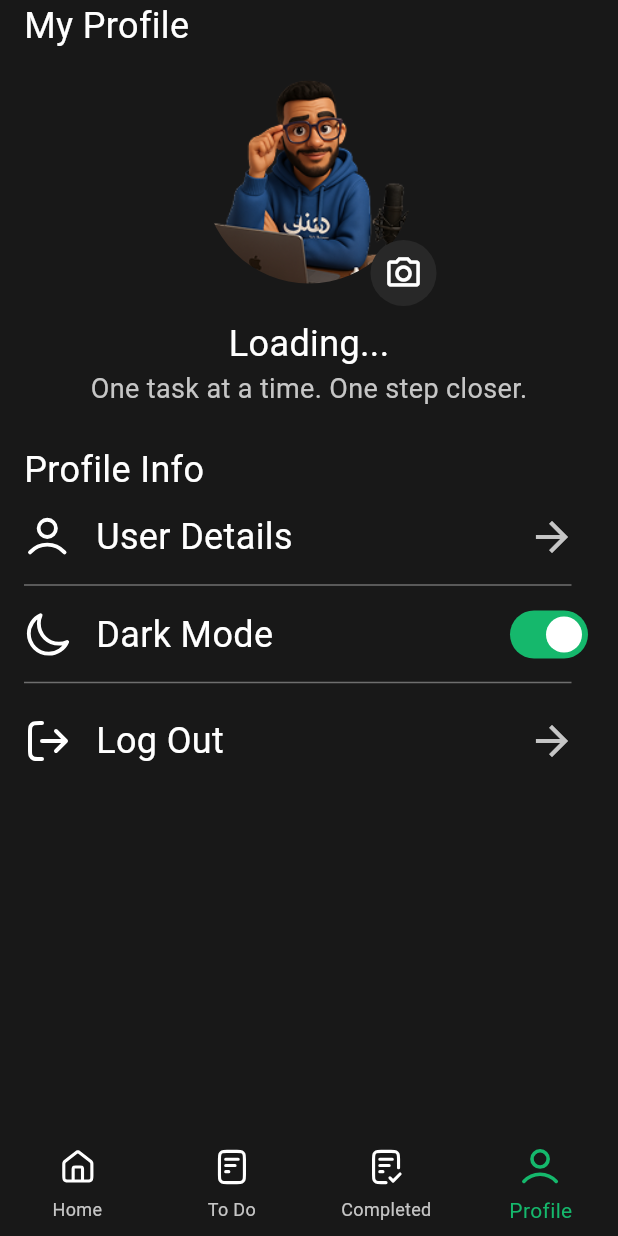
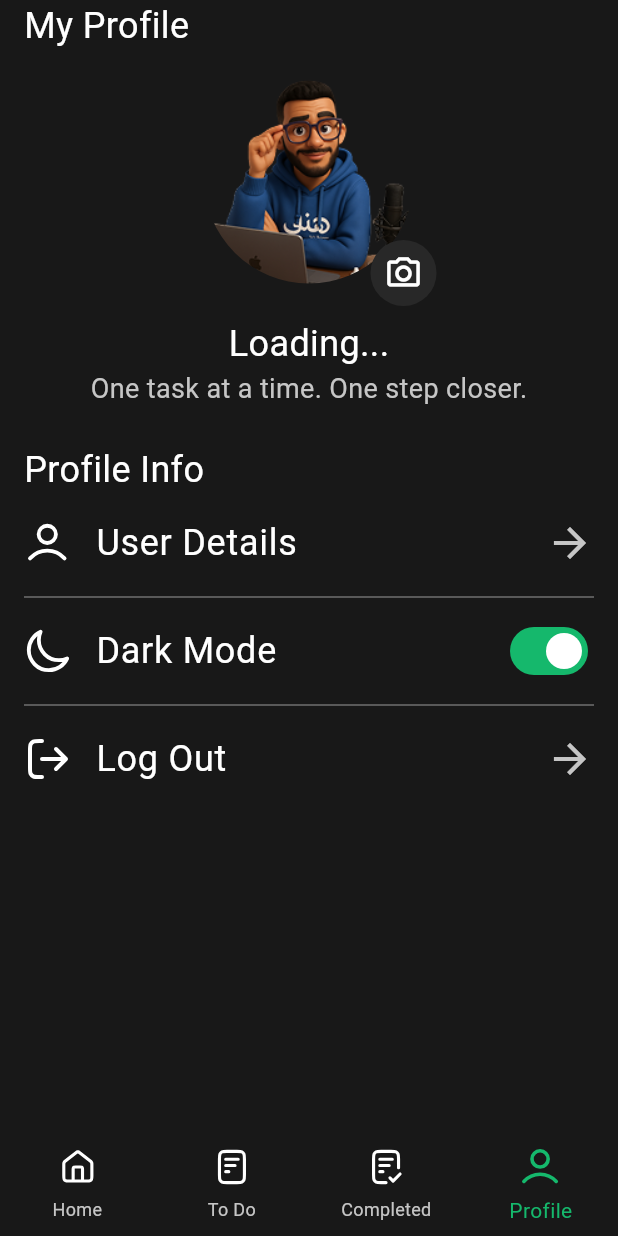
Before and after one commit to AhmedEzz999/daily_plan, a Flutter app: the MainView screen opened by its route, item 4 of the bottom bar chosen, on a phone screen of 412 x 824 dp. Run offline on Flutter 3.47's test engine with Material 3 defaults, Android fonts, the phone set to English and light mode, and no system bars; our stand-ins replace flutter_svg, shared_preferences; accounts and stored records are empty.

Commit message:
Refactor Profile View

```diff
--- a/lib/main.dart
+++ b/lib/main.dart
@@ -51,6 +51,8 @@ class _MyAppState extends State<MyApp> {
         splashFactory: NoSplash.splashFactory,
         scaffoldBackgroundColor: scaffoldBackgroundColor,
         appBarTheme: const AppBarTheme(
+          scrolledUnderElevation: 0,
+          surfaceTintColor: Colors.transparent,
           centerTitle: false,
           backgroundColor: scaffoldBackgroundColor,
           iconTheme: IconThemeData(color: Colors.white, size: 32),
--- a/lib/views/home_view.dart
+++ b/lib/views/home_view.dart
@@ -10,22 +10,18 @@ class HomeView extends StatelessWidget {
   @override
   Widget build(BuildContext context) {
     return Scaffold(
-      body: const SafeArea(
-        child: Padding(
+      body: const Padding(
         padding: EdgeInsets.symmetric(horizontal: 16),
         child: CustomScrollView(
           physics: BouncingScrollPhysics(),
           slivers: [
             SliverAppBar(
               pinned: true,
-                scrolledUnderElevation: 0,
-                surfaceTintColor: Colors.transparent,
               toolbarHeight: 86,
               flexibleSpace: FlexibleSpaceBar(background: HeaderHomeView()),
             ),
             SliverToBoxAdapter(child: HomeViewBody()),
           ],
-          ),
         ),
       ),
       floatingActionButton: FloatingActionButton.extended(
--- a/lib/views/main_view.dart
+++ b/lib/views/main_view.dart
@@ -36,7 +36,7 @@ class _MainViewState extends State<MainView> {
         selectedIndex: _selectedIndex,
         onTap: _onItemTapped,
       ),
-      body: _screens[_selectedIndex],
+      body: SafeArea(child: _screens[_selectedIndex]),
     );
   }
 }
--- a/lib/views/profile_view.dart
+++ b/lib/views/profile_view.dart
@@ -34,8 +34,7 @@ class _ProfileViewState extends State<ProfileView> {
 
   @override
   Widget build(BuildContext context) {
-    return SafeArea(
-      child: Padding(
+    return Padding(
       padding: const EdgeInsets.symmetric(horizontal: 16),
       child: Column(
         children: [
@@ -51,7 +50,6 @@ class _ProfileViewState extends State<ProfileView> {
           ProfileInfoSection(userModel: userModel),
         ],
       ),
-      ),
     );
   }
 }
--- a/lib/widgets/completed_tasks_list.dart
+++ b/lib/widgets/completed_tasks_list.dart
@@ -89,10 +89,12 @@ class _CompletedTasksListState extends State<CompletedTasksList> {
   @override
   Widget build(BuildContext context) {
     return _completedTasksList.isEmpty
-        ? const EmptyTasks(firstMessage: 'There is no completed tasks')
+        ? const Center(
+            child: EmptyTasks(firstMessage: 'There is no completed tasks'),
+          )
         : ListView.builder(
             shrinkWrap: true,
-            physics: const NeverScrollableScrollPhysics(),
+            physics: const BouncingScrollPhysics(),
             itemCount: _completedTasksList.length,
             itemBuilder: (context, index) => Container(
               margin: const EdgeInsets.only(bottom: 14),
--- a/lib/widgets/dark_mode_container.dart
+++ b/lib/widgets/dark_mode_container.dart
@@ -13,44 +13,37 @@ class DarkModeContainer extends StatefulWidget {
 }
 
 class _DarkModeContainerState extends State<DarkModeContainer> {
+  void _toggleDarkMode(bool newMode) {
+    setState(() {
+      widget.userModel?.darkMode = newMode;
+    });
+  }
+
   @override
   Widget build(BuildContext context) {
-    return SizedBox(
-      height: 65,
-      child: Column(
+    final bool isDark = widget.userModel?.darkMode ?? true;
+    return Column(
       children: [
-          Row(
-            crossAxisAlignment: CrossAxisAlignment.center,
-            children: [
-              SvgPicture.asset(
+        ListTile(
+          onTap: () => _toggleDarkMode(!isDark),
+          contentPadding: const EdgeInsets.all(0),
+          leading: SvgPicture.asset(
             'assets/images/moon_icon.svg',
             width: 32,
             height: 32,
-                colorFilter: const ColorFilter.mode(
-                  Colors.white,
-                  BlendMode.srcIn,
+            colorFilter: const ColorFilter.mode(Colors.white, BlendMode.srcIn),
           ),
-              ),
-              const SizedBox(width: 16),
-              const Expanded(
-                child: Text(
+          title: const Text(
             'Dark Mode',
             style: TextStyle(fontSize: 24, color: Colors.white),
           ),
+          trailing: DarkModeSwitch(
+            value: widget.userModel?.darkMode ?? true,
+            onChanged: _toggleDarkMode,
           ),
-              DarkModeSwitch(
-                value: widget.userModel?.darkMode ?? true,
-                onChanged: (newMode) {
-                  setState(() {
-                    widget.userModel?.darkMode = newMode;
-                  });
-                },
         ),
+        const Divider(color: Color(0xff6E6E6E), thickness: 1),
       ],
-          ),
-          const Divider(color: Color(0xff6E6E6E), endIndent: 15),
-        ],
-      ),
     );
   }
 }
--- a/lib/widgets/empty_tasks.dart
+++ b/lib/widgets/empty_tasks.dart
@@ -11,10 +11,7 @@ class EmptyTasks extends StatelessWidget {
       height: 200,
       width: MediaQuery.sizeOf(context).width,
       padding: const EdgeInsets.symmetric(vertical: 24, horizontal: 24),
-      decoration: const BoxDecoration(
-        color: Color(0xff282828),
-        borderRadius: BorderRadius.all(Radius.circular(20)),
-      ),
+      color: Colors.transparent,
       child: Column(
         mainAxisAlignment: MainAxisAlignment.center,
         children: [
--- a/lib/widgets/log_out_container.dart
+++ b/lib/widgets/log_out_container.dart
@@ -14,40 +14,27 @@ class LogOutContainer extends StatelessWidget {
 
   @override
   Widget build(BuildContext context) {
-    return SizedBox(
-      height: 60,
-      child: Row(
-        crossAxisAlignment: CrossAxisAlignment.center,
-        children: [
-          SvgPicture.asset(
+    return ListTile(
+      onTap: () {
+        _logOut();
+        Navigator.pushReplacementNamed(context, loginViewID);
+      },
+      contentPadding: const EdgeInsets.all(0),
+      leading: SvgPicture.asset(
         'assets/images/log_out_icon.svg',
         width: 32,
         height: 32,
         colorFilter: const ColorFilter.mode(Colors.white, BlendMode.srcIn),
       ),
-          const SizedBox(width: 16),
-          const Expanded(
-            child: Text(
+      title: const Text(
         'Log Out',
         style: TextStyle(fontSize: 24, color: Colors.white),
       ),
-          ),
-          IconButton(
-            onPressed: () {
-              _logOut();
-              Navigator.pushReplacementNamed(context, loginViewID);
-            },
-            style: IconButton.styleFrom(
-              padding: const EdgeInsets.only(left: 12, right: 12),
-            ),
-            icon: const Icon(
+      trailing: const Icon(
         Icons.arrow_forward,
         color: Color(0xffC6C6C6),
         size: 32,
       ),
-          ),
-        ],
-      ),
     );
   }
 }
--- a/lib/widgets/task_name_field.dart
+++ b/lib/widgets/task_name_field.dart
@@ -8,7 +8,7 @@ class TaskNameField extends StatelessWidget {
   Widget build(BuildContext context) {
     return TextFormField(
       validator: (value) {
-        if (value == null || value.isEmpty) {
+        if (value == null || value.trim().isEmpty) {
           return 'This field is required.';
         }
         return null;
--- a/lib/widgets/to_do_tasks_list.dart
+++ b/lib/widgets/to_do_tasks_list.dart
@@ -89,7 +89,7 @@ class _ToDoTasksListState extends State<ToDoTasksList> {
         ? const EmptyTasks(firstMessage: 'There is no to-do tasks')
         : ListView.builder(
             shrinkWrap: true,
-            physics: const NeverScrollableScrollPhysics(),
+            physics: const BouncingScrollPhysics(),
             itemCount: _toDoTasksList.length,
             itemBuilder: (context, index) {
               return Container(
--- a/lib/widgets/user_details_container.dart
+++ b/lib/widgets/user_details_container.dart
@@ -10,31 +10,10 @@ class UserDetailsContainer extends StatelessWidget {
 
   @override
   Widget build(BuildContext context) {
-    return SizedBox(
-      height: 65,
-      child: Column(
+    return Column(
       children: [
-          Row(
-            crossAxisAlignment: CrossAxisAlignment.center,
-            children: [
-              SvgPicture.asset(
-                'assets/images/bottom_navigation_icons/profile_icon.svg',
-                width: 32,
-                height: 32,
-                colorFilter: const ColorFilter.mode(
-                  Colors.white,
-                  BlendMode.srcIn,
-                ),
-              ),
-              const SizedBox(width: 16),
-              const Expanded(
-                child: Text(
-                  'User Details',
-                  style: TextStyle(fontSize: 24, color: Colors.white),
-                ),
-              ),
-              IconButton(
-                onPressed: () {
+        ListTile(
+          onTap: () {
             Navigator.push(
               context,
               MaterialPageRoute(
@@ -44,20 +23,25 @@ class UserDetailsContainer extends StatelessWidget {
               ),
             );
           },
-                style: IconButton.styleFrom(
-                  padding: const EdgeInsets.only(left: 12, right: 12),
+          contentPadding: const EdgeInsets.all(0),
+          leading: SvgPicture.asset(
+            'assets/images/bottom_navigation_icons/profile_icon.svg',
+            width: 32,
+            height: 32,
+            colorFilter: const ColorFilter.mode(Colors.white, BlendMode.srcIn),
           ),
-                icon: const Icon(
+          title: const Text(
+            'User Details',
+            style: TextStyle(fontSize: 24, color: Colors.white),
+          ),
+          trailing: const Icon(
             Icons.arrow_forward,
             color: Color(0xffC6C6C6),
             size: 32,
           ),
         ),
+        const Divider(color: Color(0xff6E6E6E), thickness: 1),
       ],
-          ),
-          const Divider(color: Color(0xff6E6E6E), endIndent: 15),
-        ],
-      ),
     );
   }
 }
```
Also changed, not shown: lib/views/completed_tasks_view.dart (+4 -8 lines), lib/views/new_task_view.dart (+1 -7 lines), lib/views/to_do_tasks_view.dart (+3 -7 lines). Lines whose indentation alone changed are shown as unchanged.
